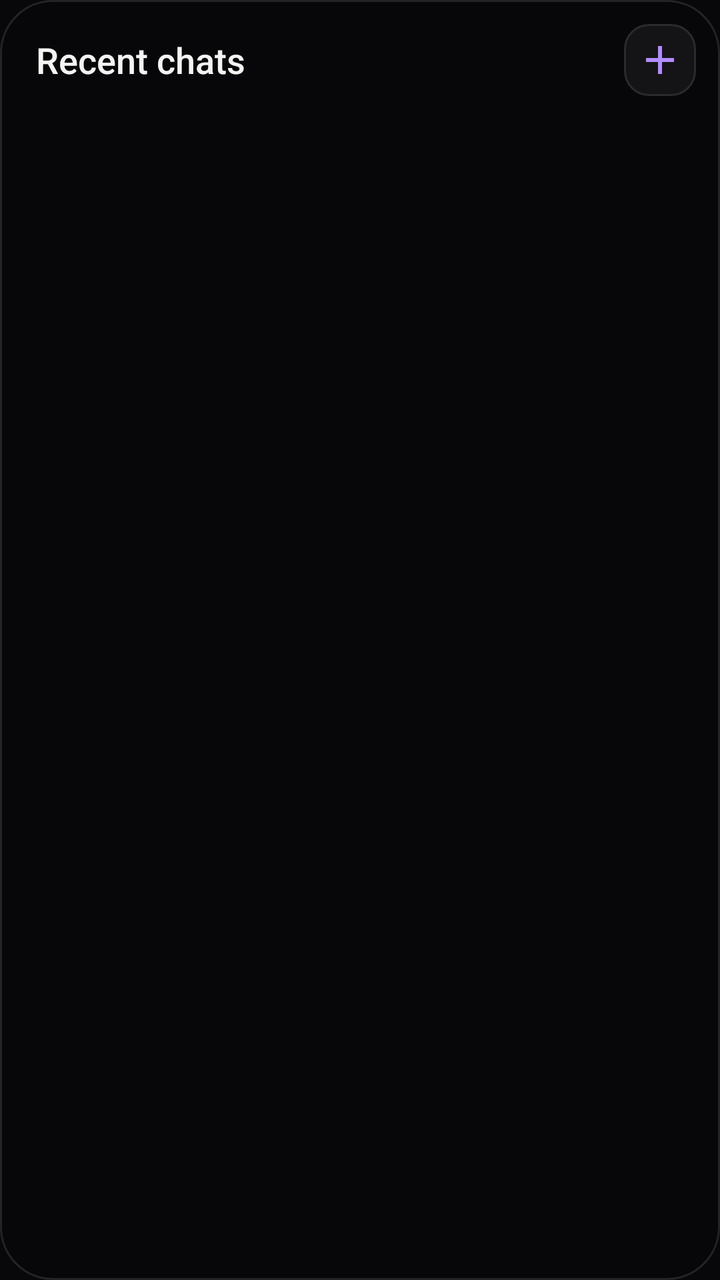
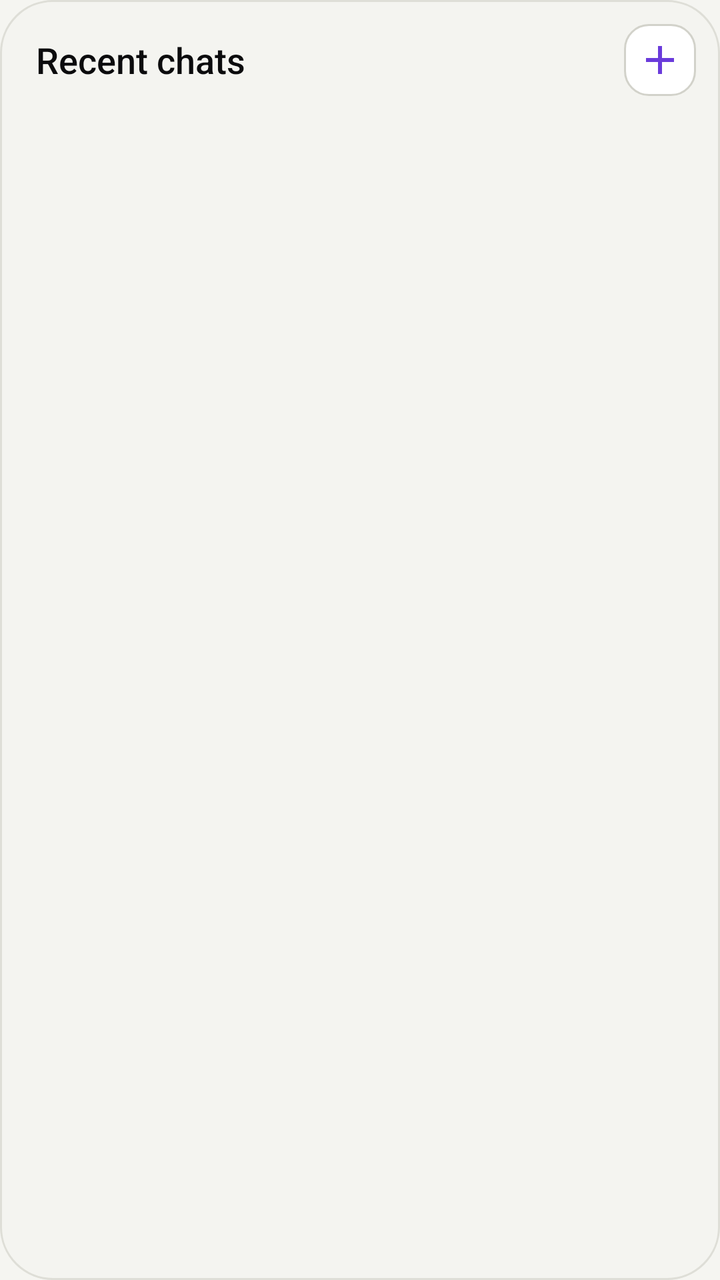

The first picture is an Android layout as it rendered before a commit; the second is the same layout after the commit. The layout source and the unified diff follow.
<!-- AndroidManifest.xml: application theme Theme.TextCtrl -->
<!-- res/layout/widget_chats.xml -->
<?xml version="1.0" encoding="utf-8"?>
<LinearLayout xmlns:android="http://schemas.android.com/apk/res/android"
    android:id="@+id/widget_root"
    android:layout_width="match_parent"
    android:layout_height="match_parent"
    android:background="@drawable/widget_background"
    android:orientation="vertical"
    android:padding="12dp">

    <LinearLayout
        android:layout_width="match_parent"
        android:layout_height="wrap_content"
        android:gravity="center_vertical"
        android:orientation="horizontal"
        android:paddingStart="6dp"
        android:paddingBottom="8dp">

        <TextView
            android:id="@+id/widget_title"
            android:layout_width="0dp"
            android:layout_height="wrap_content"
            android:layout_weight="1"
            android:fontFamily="sans-serif-medium"
            android:text="@string/widget_title"
            android:textColor="#FFF4F4F2"
            android:textSize="18sp" />

        <ImageView
            android:id="@+id/widget_add"
            android:layout_width="36dp"
            android:layout_height="36dp"
            android:background="@drawable/widget_button"
            android:contentDescription="@string/new_chat"
            android:padding="6dp"
            android:src="@drawable/ic_widget_add" />
    </LinearLayout>

    <LinearLayout
        android:id="@+id/widget_rows"
        android:layout_width="match_parent"
        android:layout_height="0dp"
        android:layout_weight="1"
        android:orientation="vertical" />
</LinearLayout>
<!-- resources referenced by this layout -->
<resources>
  <!-- drawable ic_widget_add (drawable) -->
  <?xml version="1.0" encoding="utf-8"?>
  <vector xmlns:android="http://schemas.android.com/apk/res/android"
      android:width="24dp"
      android:height="24dp"
      android:viewportWidth="24"
      android:viewportHeight="24">
      <path
          android:fillColor="#FFB48CFF"
          android:pathData="M19,13H13V19H11V13H5V11H11V5H13V11H19V13Z" />
  </vector>
  <!-- drawable widget_background (drawable) -->
  <?xml version="1.0" encoding="utf-8"?>
  <shape xmlns:android="http://schemas.android.com/apk/res/android" android:shape="rectangle">
      <solid android:color="#F208080A" />
      <corners android:radius="26dp" />
      <stroke android:width="1dp" android:color="#FF232328" />
  </shape>
  <!-- drawable widget_button (drawable) -->
  <?xml version="1.0" encoding="utf-8"?>
  <shape xmlns:android="http://schemas.android.com/apk/res/android" android:shape="rectangle">
      <solid android:color="#FF141417" />
      <corners android:radius="12dp" />
      <stroke android:width="1dp" android:color="#FF2A2A2F" />
  </shape>
  <string name="new_chat">New chat</string>
  <string name="widget_title">Recent chats</string>
  <style name="Theme.TextCtrl" parent="android:Theme.Material.NoActionBar">
          <item name="android:windowBackground">@color/window_bg</item>
          <item name="android:statusBarColor">@android:color/transparent</item>
          <item name="android:navigationBarColor">@android:color/transparent</item>
          <item name="android:windowLightStatusBar">false</item>
      </style>
  <color name="window_bg">#FF08080A</color>
</resources>

<!-- the commit's change to res/layout/widget_chats.xml (unified diff, before → after) -->
@@ -22,7 +22,7 @@
             android:layout_weight="1"
             android:fontFamily="sans-serif-medium"
             android:text="@string/widget_title"
-            android:textColor="#FFF4F4F2"
+            android:textColor="@color/widget_text"
             android:textSize="18sp" />
 
         <ImageView
<!-- resource entries referenced after the edit -->
@@ -1,5 +1,6 @@
 <!-- resources referenced by this layout -->
 <resources>
+  <color name="widget_text">#FF0B0B0D</color>
   <!-- drawable ic_widget_add (drawable) -->
   <?xml version="1.0" encoding="utf-8"?>
   <vector xmlns:android="http://schemas.android.com/apk/res/android"
@@ -8,31 +9,37 @@
       android:viewportWidth="24"
       android:viewportHeight="24">
       <path
-          android:fillColor="#FFB48CFF"
+          android:fillColor="@color/widget_accent_ink"
           android:pathData="M19,13H13V19H11V13H5V11H11V5H13V11H19V13Z" />
   </vector>
   <!-- drawable widget_background (drawable) -->
   <?xml version="1.0" encoding="utf-8"?>
   <shape xmlns:android="http://schemas.android.com/apk/res/android" android:shape="rectangle">
-      <solid android:color="#F208080A" />
+      <solid android:color="@color/widget_bg" />
       <corners android:radius="26dp" />
-      <stroke android:width="1dp" android:color="#FF232328" />
+      <stroke android:width="1dp" android:color="@color/widget_outline" />
   </shape>
   <!-- drawable widget_button (drawable) -->
   <?xml version="1.0" encoding="utf-8"?>
   <shape xmlns:android="http://schemas.android.com/apk/res/android" android:shape="rectangle">
-      <solid android:color="#FF141417" />
+      <solid android:color="@color/widget_card" />
       <corners android:radius="12dp" />
-      <stroke android:width="1dp" android:color="#FF2A2A2F" />
+      <stroke android:width="1dp" android:color="@color/widget_control_outline" />
   </shape>
   <string name="new_chat">New chat</string>
   <string name="widget_title">Recent chats</string>
-  <style name="Theme.TextCtrl" parent="android:Theme.Material.NoActionBar">
+  <style name="Theme.TextCtrl" parent="android:Theme.Material.Light.NoActionBar">
           <item name="android:windowBackground">@color/window_bg</item>
           <item name="android:statusBarColor">@android:color/transparent</item>
           <item name="android:navigationBarColor">@android:color/transparent</item>
-          <item name="android:windowLightStatusBar">false</item>
+          <item name="android:windowLightStatusBar">true</item>
+          <item name="android:windowLightNavigationBar">true</item>
       </style>
-  <color name="window_bg">#FF08080A</color>
+  <color name="widget_accent_ink">#FF6A3BDB</color>
+  <color name="widget_bg">#F2F5F5F1</color>
+  <color name="widget_outline">#FFDEDED7</color>
+  <color name="widget_card">#FFFFFFFF</color>
+  <color name="widget_control_outline">#FFD2D2CA</color>
+  <color name="window_bg">#FFF5F5F1</color>
 </resources>
 
